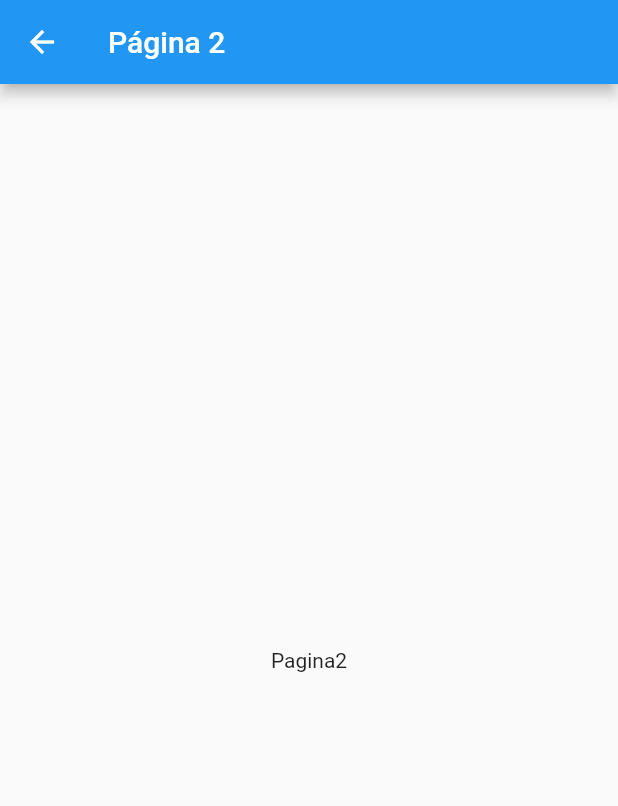
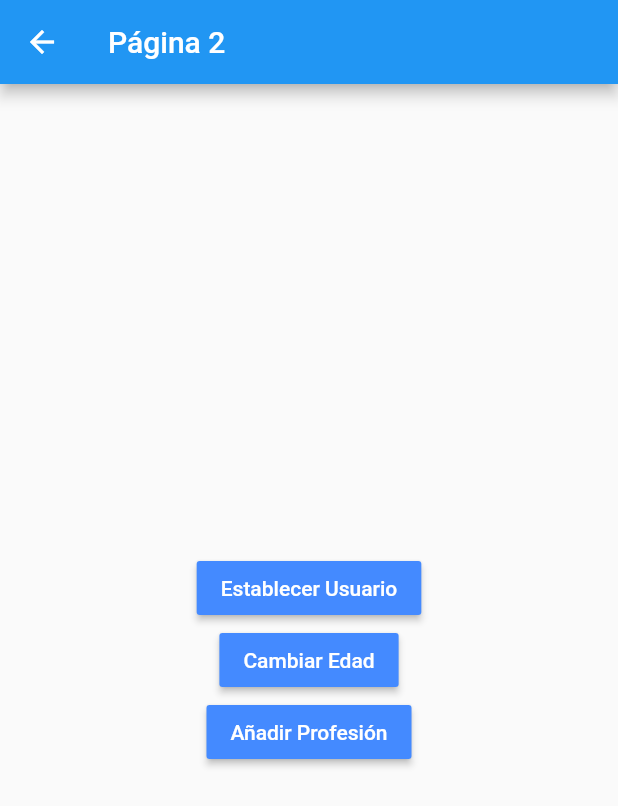
Before and after one commit to xavit/flutter_manejador_estados, a Flutter app: the screen it shows after launch, after a tap on the "navigate next" icon, on a phone screen of 412 x 824 dp. Shown: the top 806 px of the screen. Run offline on Flutter 3.47's test engine with Material 2 defaults, Android fonts, the phone set to English and light mode, and no system bars.

Commit message:
ui terminado

```diff
--- /dev/null
+++ b/lib/models/usuario_model.dart
@@ -0,0 +1,7 @@
+class Usuario {
+  String? nombre;
+  int? edad;
+  List<String>? profesiones;
+
+  Usuario({this.nombre, this.edad, this.profesiones});
+}
--- a/lib/pages/pagina1_page.dart
+++ b/lib/pages/pagina1_page.dart
@@ -7,14 +7,44 @@ class Pagina1Page extends StatelessWidget {
       appBar: AppBar(
         title: const Text('Página 1'),
       ),
-      body: const Center(
-        child: Text('Pagina1'),
-      ),
+      body: const InformacionUsuario(),
       floatingActionButton: FloatingActionButton(
-        child: const Icon(Icons.navigate_next),
-        onPressed: () {
-          Navigator.pushNamed(context, 'pagina2');
-        },
+          child: const Icon(Icons.navigate_next),
+          onPressed: () => Navigator.pushNamed(context, 'pagina2')),
+    );
+  }
+}
+
+class InformacionUsuario extends StatelessWidget {
+  const InformacionUsuario({
+    Key? key,
+  }) : super(key: key);
+
+  @override
+  Widget build(BuildContext context) {
+    return Container(
+      height: double.infinity,
+      width: double.infinity,
+      padding: const EdgeInsets.all(20),
+      child: Column(
+        crossAxisAlignment: CrossAxisAlignment.start,
+        children: const [
+          Text(
+            'General',
+            style: TextStyle(fontSize: 18, fontWeight: FontWeight.bold),
+          ),
+          Divider(),
+          ListTile(title: Text("Nombre: ")),
+          ListTile(title: Text("Edad: ")),
+          Text(
+            'Profesiones',
+            style: TextStyle(fontSize: 18, fontWeight: FontWeight.bold),
+          ),
+          Divider(),
+          ListTile(title: Text("Profesión 1: ")),
+          ListTile(title: Text("Profesión 1: ")),
+          ListTile(title: Text("Profesión 1: ")),
+        ],
       ),
     );
   }
--- a/lib/pages/pagina2_page.dart
+++ b/lib/pages/pagina2_page.dart
@@ -7,9 +7,27 @@ class Pagina2Page extends StatelessWidget {
       appBar: AppBar(
         title: const Text('Página 2'),
       ),
-      body: const Center(
-        child: Text('Pagina2'),
-      ),
+      body: Center(
+          child: Column(
+        mainAxisAlignment: MainAxisAlignment.center,
+        children: [
+          MaterialButton(
+              color: Colors.blueAccent,
+              onPressed: () => print("click"),
+              child: const Text('Establecer Usuario',
+                  style: TextStyle(color: Colors.white))),
+          MaterialButton(
+              color: Colors.blueAccent,
+              onPressed: () => print("click"),
+              child: const Text('Cambiar Edad',
+                  style: TextStyle(color: Colors.white))),
+          MaterialButton(
+              color: Colors.blueAccent,
+              onPressed: () => print("click"),
+              child: const Text('Añadir Profesión',
+                  style: TextStyle(color: Colors.white))),
+        ],
+      )),
     );
   }
 }
```
Also changed, not shown: 1 other file.
